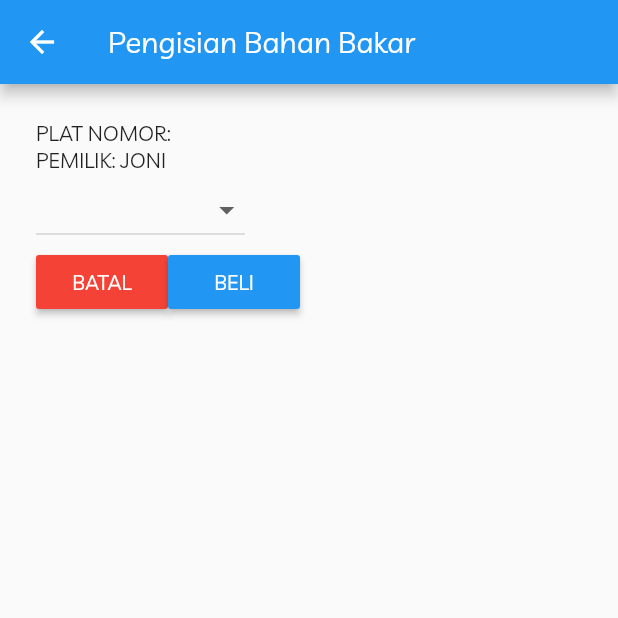
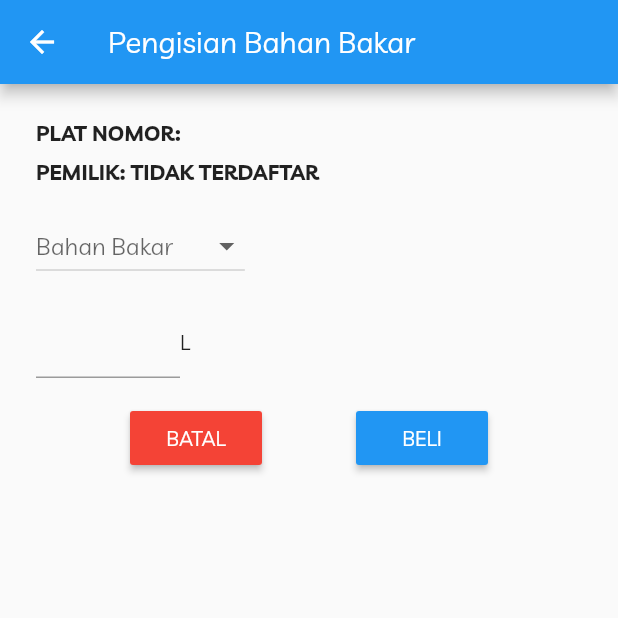
Before and after one commit to Renziera/GazBack, a Flutter app: the BeliBensin screen opened directly with empty values, after a tap on "BELI", on a phone screen of 412 x 824 dp, the top half of it. Run offline on Flutter 3.47's test engine with Material 2 defaults, Android fonts, the phone set to English and light mode, and no system bars; our stand-ins replace cloud_firestore, firebase_auth, google_maps_flutter, permission_handler; missing offline and left inert: firebase_livestream_ml_vision; accounts and stored records are empty; network calls fail.

Commit message:
Pertamina functional

```diff
--- a/gazback/lib/home.dart
+++ b/gazback/lib/home.dart
@@ -1,5 +1,8 @@
+import 'package:firebase_auth/firebase_auth.dart';
 import 'package:flutter/material.dart';
+import 'package:gazback/splash.dart';
 import 'package:google_maps_flutter/google_maps_flutter.dart';
+import 'package:permission_handler/permission_handler.dart';
 
 class HomeScreen extends StatefulWidget {
   @override
@@ -20,12 +23,24 @@ class _HomeScreenState extends State<HomeScreen> {
           style: TextStyle(fontWeight: FontWeight.bold),
         ),
         centerTitle: true,
+        actions: <Widget>[
+          FlatButton(
+            onPressed: () async {
+              PermissionHandler()
+                  .requestPermissions([PermissionGroup.location]);
+              await FirebaseAuth.instance.signOut();
+              Navigator.of(context).pushAndRemoveUntil(
+                  MaterialPageRoute(builder: (context) => SplashScreen()),
+                  (r) => false);
+            },
+            child: Text('Hmm'),
+          ),
+        ],
       ),
       body: GoogleMap(
         initialCameraPosition: _initialPos,
         myLocationEnabled: true,
         myLocationButtonEnabled: true,
-
       ),
     );
   }
--- a/gazback/lib/login.dart
+++ b/gazback/lib/login.dart
@@ -90,7 +90,7 @@ class _LoginScreenState extends State<LoginScreen> {
                   Text('Silahkan masukkan kode verifikasi.'),
                   TextField(
                     controller: _kodeController,
-                    keyboardType: TextInputType.phone,
+                    keyboardType: TextInputType.number,
                     maxLines: 1,
                     textAlign: TextAlign.center,
                   ),
--- a/gazback/lib/pertamina.dart
+++ b/gazback/lib/pertamina.dart
@@ -1,5 +1,6 @@
 import 'dart:async';
 
+import 'package:cloud_firestore/cloud_firestore.dart';
 import 'package:firebase_auth/firebase_auth.dart';
 import 'package:firebase_livestream_ml_vision/firebase_livestream_ml_vision.dart';
 import 'package:flutter/material.dart';
@@ -135,10 +136,54 @@ class _BeliBensinState extends State<BeliBensin> {
     'Premium',
     'Pertalite',
     'Pertamax',
-    'Pertamax Plus',
-    'Pertamax Turbo'
+    'Pertamax Turbo',
+    'Bio Solar',
+    'Dexlite',
+    'Pertamina Dex'
   ];
+
+  final _hargaBensin = [
+    7000,
+    7650,
+    9850,
+    11200,
+    9800,
+    10200,
+    11700,
+  ];
+
+  final TextEditingController _literController = TextEditingController();
   String _jenisBensinValue;
+  int _harga;
+  String _namaPemilik = 'TIDAK TERDAFTAR';
+  DocumentReference _docRefPengguna;
+  DocumentReference _docRefKendaraan;
+
+  @override
+  void initState() {
+    super.initState();
+    _fetchData();
+  }
+
+  void _fetchData() async {
+    QuerySnapshot snapshots = await Firestore.instance
+        .collection('kendaraan_terdaftar')
+        .where('plat', isEqualTo: widget.plat)
+        .getDocuments();
+    if (snapshots.documents.isEmpty) return;
+    DocumentSnapshot ds = snapshots.documents.first;
+    DocumentSnapshot pengguna = await Firestore.instance
+        .collection('pengguna')
+        .document(ds.data['pengguna_id'])
+        .get();
+    _docRefPengguna = pengguna.reference;
+    _docRefKendaraan =
+        pengguna.reference.collection('kendaraan').document(ds.documentID);
+    setState(() {
+      _namaPemilik = pengguna.data['nama'];
+    });
+  }
+
   @override
   Widget build(BuildContext context) {
     return Scaffold(
@@ -150,23 +195,74 @@ class _BeliBensinState extends State<BeliBensin> {
         child: Column(
           crossAxisAlignment: CrossAxisAlignment.start,
           children: <Widget>[
-            Text('PLAT NOMOR: ${widget.plat}'),
-            Text('PEMILIK: JONI'),
+            Text(
+              'PLAT NOMOR: ${widget.plat}',
+              style: TextStyle(fontWeight: FontWeight.bold),
+            ),
+            SizedBox(height: 8),
+            Text(
+              'PEMILIK: $_namaPemilik',
+              style: TextStyle(fontWeight: FontWeight.bold),
+            ),
+            SizedBox(height: 16),
+            Row(
+              mainAxisAlignment: MainAxisAlignment.spaceBetween,
+              children: <Widget>[
                 DropdownButton<String>(
                   value: _jenisBensinValue,
-              onChanged: (String newValue) {
+                  hint: Text('Bahan Bakar'),
+                  onChanged: (String value) {
                     setState(() {
-                  _jenisBensinValue = newValue;
+                      _jenisBensinValue = value;
                     });
                   },
-              items: _jenisBensin.map<DropdownMenuItem<String>>((String value) {
+                  items: _jenisBensin
+                      .map<DropdownMenuItem<String>>((String value) {
                     return DropdownMenuItem<String>(
                       value: value,
                       child: Text(value),
                     );
                   }).toList(),
                 ),
+                _jenisBensinValue != null
+                    ? Text(
+                        'Rp${_hargaBensin[_jenisBensin.indexOf(_jenisBensinValue)]},00')
+                    : SizedBox.shrink(),
+              ],
+            ),
+            SizedBox(height: 16),
             Row(
+              mainAxisAlignment: MainAxisAlignment.spaceBetween,
+              children: <Widget>[
+                Row(
+                  mainAxisSize: MainAxisSize.min,
+                  children: <Widget>[
+                    SizedBox(
+                      width: 96,
+                      child: TextField(
+                        controller: _literController,
+                        onSubmitted: (s) {
+                          if (_jenisBensinValue == null) return;
+                          _harga = (_hargaBensin[
+                                      _jenisBensin.indexOf(_jenisBensinValue)] *
+                                  num.parse(s))
+                              .round();
+                          setState(() {});
+                        },
+                        keyboardType:
+                            TextInputType.numberWithOptions(decimal: true),
+                        textAlign: TextAlign.end,
+                      ),
+                    ),
+                    Text('L'),
+                  ],
+                ),
+                _harga != null ? Text('Rp$_harga,00') : SizedBox.shrink(),
+              ],
+            ),
+            SizedBox(height: 16),
+            Row(
+              mainAxisAlignment: MainAxisAlignment.spaceEvenly,
               children: <Widget>[
                 RaisedButton(
                   onPressed: () {
@@ -177,7 +273,19 @@ class _BeliBensinState extends State<BeliBensin> {
                   color: Colors.red,
                 ),
                 RaisedButton(
-                  onPressed: () {},
+                  onPressed: () async {
+                    if (_harga == null) return;
+                    Navigator.of(context).pop();
+                    if (_docRefKendaraan == null) return;
+                    await _docRefPengguna
+                        .updateData({'saldo': FieldValue.increment(-_harga)});
+                    await _docRefKendaraan.collection('pengisian').add({
+                      'keterangan':
+                          'Pengisian $_jenisBensinValue ${_literController.text}L',
+                      'harga': _harga,
+                      'waktu': FieldValue.serverTimestamp(),
+                    });
+                  },
                   child: Text('BELI'),
                   textColor: Colors.white,
                   color: Colors.blue,
--- a/gazback/pubspec.yaml
+++ b/gazback/pubspec.yaml
@@ -25,6 +25,7 @@ dependencies:
   firebase_livestream_ml_vision: ^1.0.1
   qr_flutter: ^3.0.1
   google_maps_flutter: ^0.5.20+5
+  permission_handler: ^3.2.2
 
   # The following adds the Cupertino Icons font to your application.
   # Use with the CupertinoIcons class for iOS style icons.
```
Also changed, not shown: gazback/pubspec.lock, 1 other file. Lines whose indentation alone changed are shown as unchanged.
